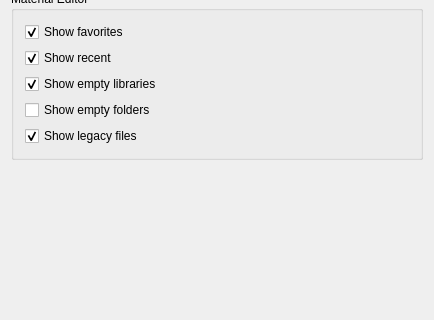
First picture: the form in src/Mod/Material/Gui/DlgSettingsMaterial.ui, repository davesrocketshop/FreeCAD, before the edit; both pictures show x 0 to 434 and y 292 to 612 of the 434 by 612 pixel window.
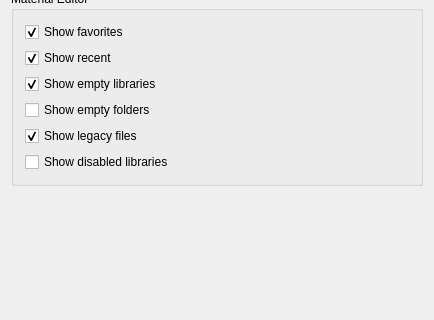
Second picture: the form after the edit. Custom widgets are drawn as their Qt base class.

The edit to the form file:
```diff
--- a/src/Mod/Material/Gui/DlgSettingsMaterial.ui
+++ b/src/Mod/Material/Gui/DlgSettingsMaterial.ui
@@ -231,6 +231,19 @@
         </property>
        </widget>
       </item>
+      <item>
+       <widget class="Gui::PrefCheckBox" name="cb_show_disabled_editor">
+        <property name="text">
+         <string>Show disabled libraries</string>
+        </property>
+        <property name="prefEntry" stdset="0">
+         <cstring>ShowDisabled</cstring>
+        </property>
+        <property name="prefPath" stdset="0">
+         <cstring>Mod/Material/Editor</cstring>
+        </property>
+       </widget>
+      </item>
      </layout>
     </widget>
    </item>
```
